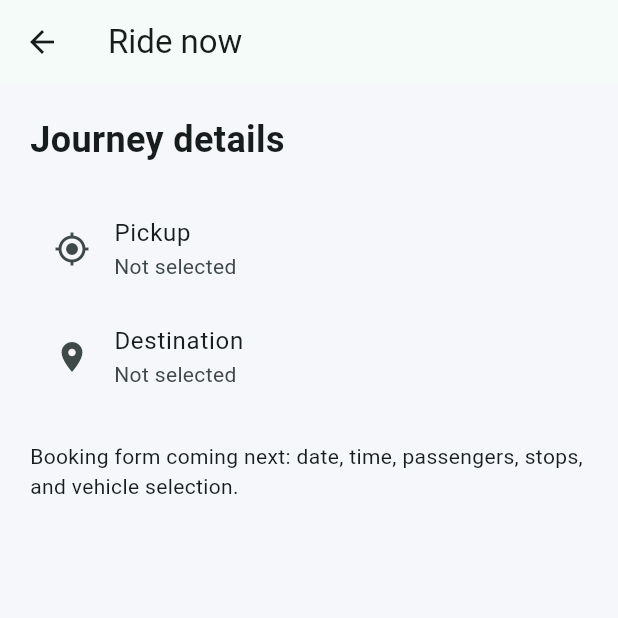
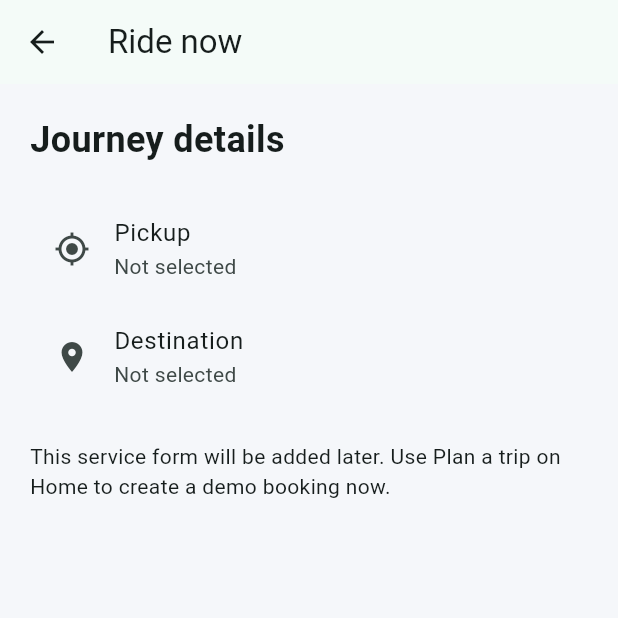
Before and after one commit to sevi2001/triplanka, a Flutter app: the screen it shows after launch, after a tap on "Ride now", on a phone screen of 412 x 824 dp, the top half of it. Run offline on Flutter 3.47's test engine with Material 3 defaults, Android fonts, the phone set to English and light mode, and no system bars; our stand-ins replace shared_preferences.

Commit message:
Persist demo bookings in local storage

```diff
--- a/lib/bookings_screen.dart
+++ b/lib/bookings_screen.dart
@@ -22,8 +22,7 @@ class BookingsScreen extends StatelessWidget {
                   ),
                   const SizedBox(height: 8),
                   const Text(
-                    'Demo bookings only. They clear when '
-                    'the app restarts.',
+                    'Demo bookings saved on this device.',
                     style: TextStyle(color: Colors.black54),
                   ),
                   const SizedBox(height: 24),
--- a/lib/main.dart
+++ b/lib/main.dart
@@ -1,9 +1,35 @@
 import 'package:flutter/material.dart';
 import 'plan_trip_screen.dart';
 import 'bookings_screen.dart';
+import 'booking_store.dart';
 
-void main() {
+Future<void> main() async {
+  WidgetsFlutterBinding.ensureInitialized();
+
+  try {
+    await BookingStore.load();
     runApp(const TripLankaApp());
+  } catch (_) {
+    runApp(
+      const MaterialApp(
+        debugShowCheckedModeBanner: false,
+        home: Scaffold(
+          body: SafeArea(
+            child: Center(
+              child: Padding(
+                padding: EdgeInsets.all(24),
+                child: Text(
+                  'Could not load saved bookings. '
+                  'Please restart the app and try again.',
+                  textAlign: TextAlign.center,
+                ),
+              ),
+            ),
+          ),
+        ),
+      ),
+    );
+  }
 }
 
 class TripLankaApp extends StatelessWidget {
@@ -42,7 +68,7 @@ class _MainScreenState extends State<MainScreen> {
         children: const [
           HomeScreen(),
           BookingsScreen(),
-          Center(child: Text('Your profile')),
+          SafeArea(child: Center(child: Text('Your profile'))),
         ],
       ),
       bottomNavigationBar: NavigationBar(
@@ -274,7 +300,11 @@ class BookingScreen extends StatelessWidget {
   Widget build(BuildContext context) {
     return Scaffold(
       appBar: AppBar(title: Text(service)),
-      body: ListView(
+      body: SafeArea(
+        child: Center(
+          child: ConstrainedBox(
+            constraints: const BoxConstraints(maxWidth: 500),
+            child: ListView(
               padding: const EdgeInsets.all(20),
               children: [
                 const Text(
@@ -290,14 +320,20 @@ class BookingScreen extends StatelessWidget {
                 ListTile(
                   leading: const Icon(Icons.location_on),
                   title: const Text('Destination'),
-            subtitle: Text(destination.isEmpty ? 'Not selected' : destination),
+                  subtitle: Text(
+                    destination.isEmpty ? 'Not selected' : destination,
+                  ),
                 ),
                 const SizedBox(height: 20),
                 const Text(
-            'Booking form coming next: date, time, '
-            'passengers, stops, and vehicle selection.',
+                  'This service form will be added later. '
+                  'Use Plan a trip on Home to create '
+                  'a demo booking now.',
                 ),
               ],
+            ),
+          ),
+        ),
       ),
     );
   }
--- a/pubspec.yaml
+++ b/pubspec.yaml
@@ -34,6 +34,7 @@ dependencies:
   # The following adds the Cupertino Icons font to your application.
   # Use with the CupertinoIcons class for iOS style icons.
   cupertino_icons: ^1.0.8
+  shared_preferences: ^2.5.5
 
 dev_dependencies:
   flutter_test:
```
Also changed, not shown: lib/booking_store.dart (+55 -2 lines), lib/vehicle_selection_screen.dart (+33 -9 lines), pubspec.lock. Lines whose indentation alone changed are shown as unchanged.
